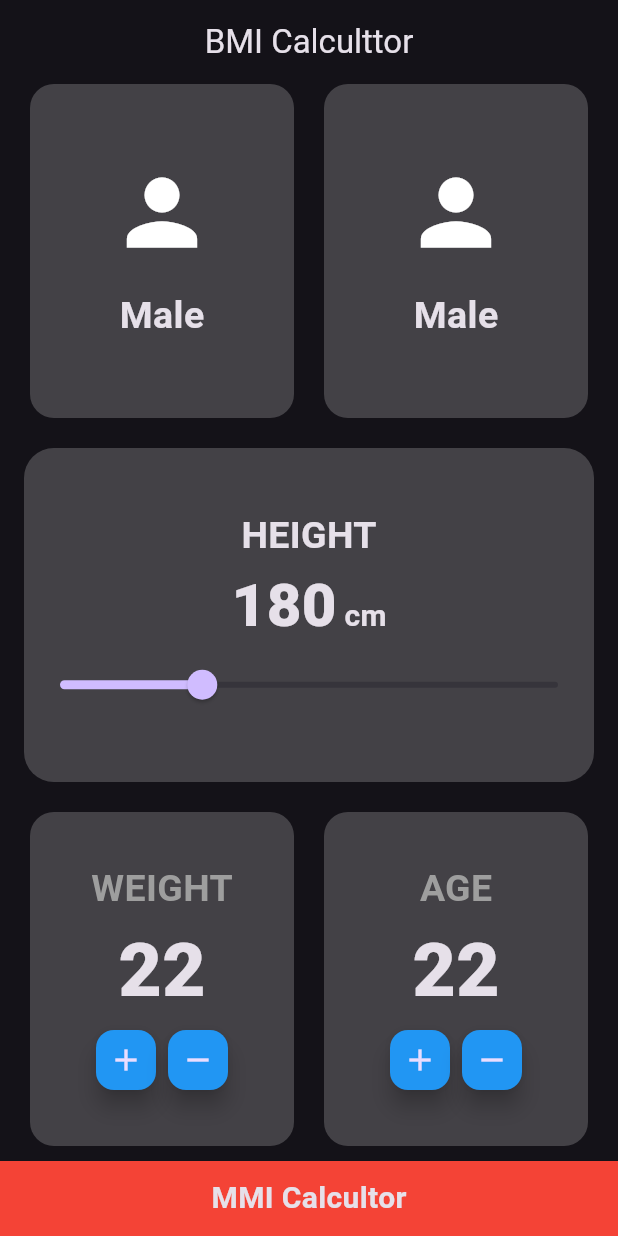
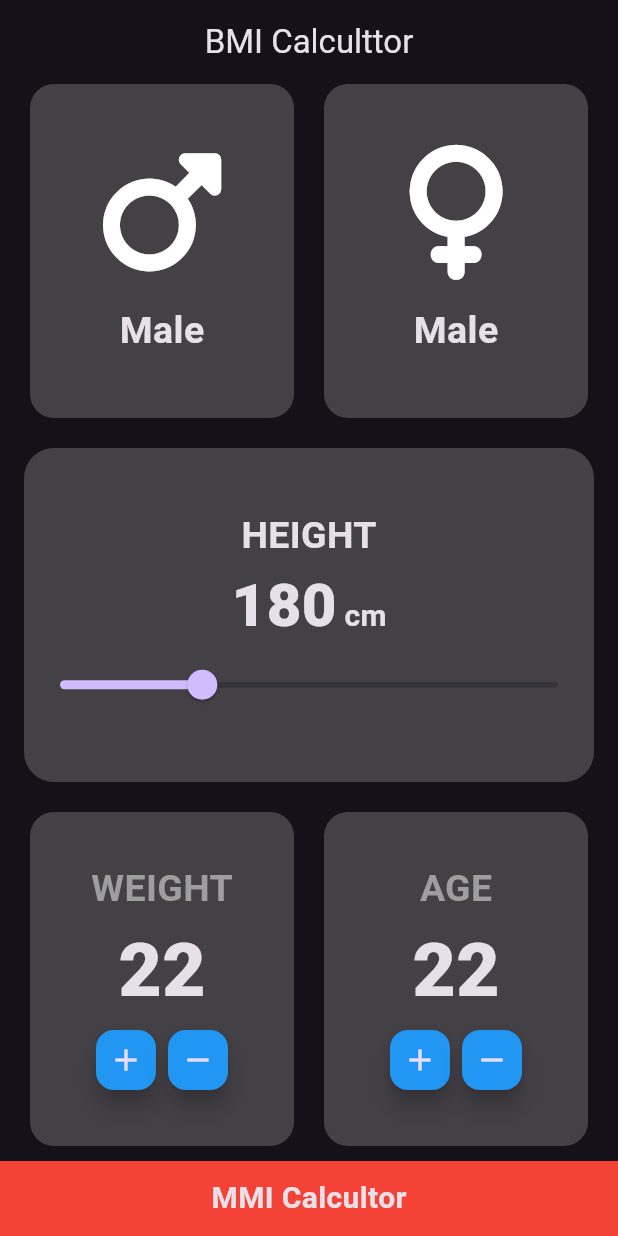
Before and after one commit to ali4hassan9ali2022/BMI_Calcultor, a Flutter app: the screen it shows after launch, on a phone screen of 412 x 824 dp. Run offline on Flutter 3.47's test engine with Material 3 defaults, Android fonts, the phone set to English and light mode, and no system bars; our stand-ins replace font_awesome_flutter.

Commit message:
add font awesome to my app

```diff
--- a/lib/Views/Widgets/custom_gender.dart
+++ b/lib/Views/Widgets/custom_gender.dart
@@ -1,7 +1,8 @@
 import 'package:flutter/material.dart';
 
 class CustomGender extends StatelessWidget {
-  const CustomGender({super.key});
+  const CustomGender({super.key, required this.icon});
+  final IconData icon;
   @override
   Widget build(BuildContext context) {
     return Container(
@@ -12,7 +13,7 @@ class CustomGender extends StatelessWidget {
       child: Column(
         mainAxisAlignment: MainAxisAlignment.center,
         children: [
-          Icon(Icons.person, size: 70),
+          Icon(icon, size: 90),
           SizedBox(height: 16),
           Text(
             "Male",
--- a/lib/Views/Widgets/section_gender.dart
+++ b/lib/Views/Widgets/section_gender.dart
@@ -1,10 +1,9 @@
 import 'package:bmi_calcultor/Views/Widgets/custom_gender.dart';
 import 'package:flutter/material.dart';
+import 'package:font_awesome_flutter/font_awesome_flutter.dart';
 
 class ScetionGender extends StatelessWidget {
-  const ScetionGender({
-    super.key,
-  });
+  const ScetionGender({super.key});
 
   @override
   Widget build(BuildContext context) {
@@ -12,9 +11,9 @@ class ScetionGender extends StatelessWidget {
       padding: const EdgeInsets.symmetric(horizontal: 20),
       child: Row(
         children: [
-          Expanded(child: CustomGender()),
+          Expanded(child: CustomGender(icon: FontAwesomeIcons.mars)),
           SizedBox(width: 20),
-          Expanded(child: CustomGender()),
+          Expanded(child: CustomGender(icon: FontAwesomeIcons.venus)),
         ],
       ),
     );
```
Also changed, not shown: pubspec.yaml (+4 -11 lines), pubspec.lock.
